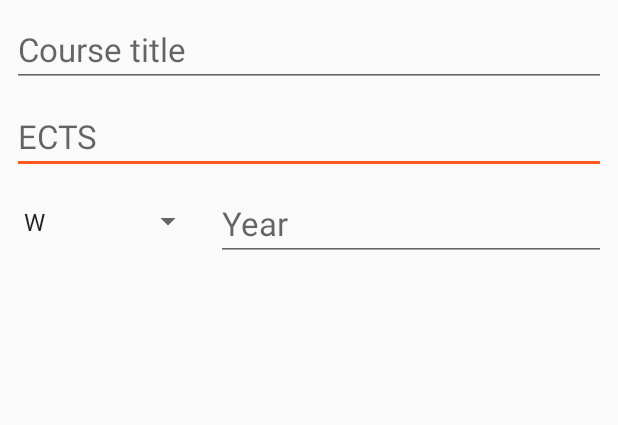
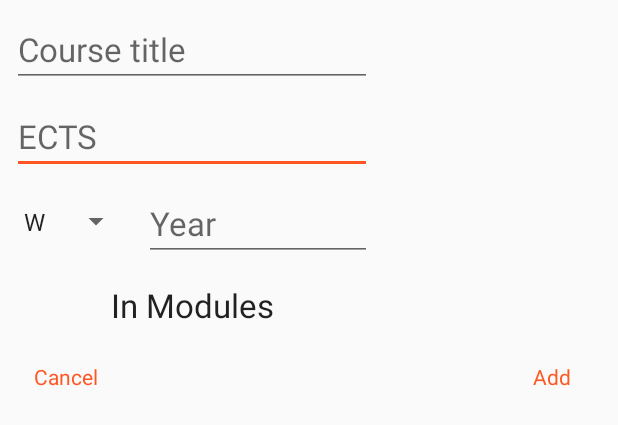
Before and after one commit to mnipshagen/planning_machine, an Android app: the layout unlisted_course.xml on its own in the app's theme, with its tools: preview values and no code run, on a phone screen of 412 x 824 dp. Shown: the top 425 px of the screen. Run offline under Robolectric (Android 15) with nearby library versions, the phone set to English and light mode, and no system bars.

Commit message:
updated db. added possibility for unlisted courses.

```diff
--- a/app/src/main/res/layout/unlisted_course.xml
+++ b/app/src/main/res/layout/unlisted_course.xml
@@ -1,70 +1,94 @@
 <?xml version="1.0" encoding="utf-8"?>
-<android.support.constraint.ConstraintLayout
-    xmlns:android="http://schemas.android.com/apk/res/android"
+<RelativeLayout xmlns:android="http://schemas.android.com/apk/res/android"
     xmlns:app="http://schemas.android.com/apk/res-auto"
     xmlns:tools="http://schemas.android.com/tools"
-    android:layout_width="match_parent"
-    android:layout_height="match_parent">
+    android:layout_width="wrap_content"
+    android:layout_height="wrap_content"
+    tools:layout_editor_absoluteX="9dp"
+    tools:layout_editor_absoluteY="8dp">
+
+    <Spinner
+        android:id="@+id/unknown_spinner"
+        android:layout_marginTop="8dp"
+        android:layout_width="80dp"
+        android:layout_height="47dp"
+        android:layout_marginRight="8dp"
+        android:entries="@array/terms"
+        android:layout_below="@+id/unknown_ECTS"
+        android:layout_alignStart="@+id/unknown_ECTS" />
+
+    <Button
+        android:id="@+id/unknown_butt_add"
+        style="@android:style/Widget.Material.ButtonBar.AlertDialog"
+        android:layout_width="88dp"
+        android:layout_height="wrap_content"
+        android:layout_alignParentEnd="true"
+        android:layout_below="@+id/unknown_butt_modules"
+        android:text="Add"
+        android:textAllCaps="false"
+        android:textColor="@color/colorAccent" />
+
+    <Button
+        android:id="@+id/unknown_butt_cancel"
+        style="@android:style/Widget.Material.ButtonBar.AlertDialog"
+        android:layout_width="88dp"
+        android:layout_height="wrap_content"
+        android:layout_alignParentStart="true"
+        android:layout_below="@+id/unknown_butt_modules"
+        android:text="Cancel"
+        android:textAllCaps="false"
+        android:textColor="@color/colorAccent" />
+
+    <Button
+        android:id="@+id/unknown_butt_modules"
+        style="@android:style/Widget.Material.ButtonBar.AlertDialog"
+        android:layout_width="240dp"
+        android:layout_height="wrap_content"
+        android:layout_alignParentStart="true"
+        android:layout_below="@+id/unknown_spinner"
+        android:layout_marginLeft="8dp"
+        android:layout_marginRight="8dp"
+        android:layout_marginTop="8dp"
+        android:text="In Modules"
+        android:textAppearance="@android:style/TextAppearance.Material.Large" />
 
     <EditText
         android:id="@+id/unknown_ECTS"
-        android:layout_width="0dp"
+        android:layout_width="240dp"
         android:layout_height="wrap_content"
-        android:layout_marginEnd="8dp"
         android:layout_marginLeft="8dp"
         android:layout_marginRight="8dp"
-        android:layout_marginStart="8dp"
         android:layout_marginTop="8dp"
         android:ems="10"
         android:hint="ECTS"
         android:inputType="number"
         android:textAppearance="@android:style/TextAppearance.Material.Large"
-        app:layout_constraintLeft_toLeftOf="parent"
-        app:layout_constraintRight_toRightOf="parent"
-        app:layout_constraintTop_toBottomOf="@+id/unknown_courseTitle" />
+        android:layout_below="@+id/unknown_courseTitle"
+        android:layout_alignParentStart="true" />
 
     <EditText
-        android:id="@+id/unknwon_year"
-        android:layout_width="0dp"
+        android:id="@+id/unknown_courseTitle"
+        android:layout_width="240dp"
         android:layout_height="wrap_content"
         android:layout_marginLeft="8dp"
         android:layout_marginRight="8dp"
         android:layout_marginTop="8dp"
         android:ems="10"
+        android:hint="@string/select_course"
+        android:inputType="text"
+        android:textAppearance="@android:style/TextAppearance.Material.Large"
+        android:layout_alignParentTop="true"
+        android:layout_alignParentStart="true" />
+
+    <EditText
+        android:id="@+id/unknown_year"
+        android:layout_width="152dp"
+        android:layout_height="wrap_content"
+        android:layout_marginTop="8dp"
+        android:ems="10"
         android:hint="Year"
         android:inputType="number"
         android:textAppearance="@android:style/TextAppearance.Material.Large"
-        app:layout_constraintRight_toRightOf="parent"
-        app:layout_constraintTop_toBottomOf="@+id/unknown_ECTS" />
-
-    <EditText
-        android:id="@+id/unknown_courseTitle"
-        android:layout_width="0dp"
-        android:layout_height="wrap_content"
-        android:layout_marginLeft="8dp"
-        android:ems="10"
-        android:hint="@string/select_course"
-        android:inputType="text"
-        android:textAppearance="@android:style/TextAppearance.Material.Large"
-        app:layout_constraintLeft_toLeftOf="parent"
-        app:layout_constraintTop_toTopOf="parent"
-        android:layout_marginTop="8dp"
-        android:layout_marginRight="8dp"
-        app:layout_constraintRight_toRightOf="parent"
-        android:layout_marginStart="8dp"
-        android:layout_marginEnd="8dp" />
-
-    <Spinner
-        android:id="@+id/unknown_spinner"
-        android:layout_width="0dp"
-        android:layout_height="47dp"
-        android:layout_marginLeft="8dp"
-        android:layout_marginTop="8dp"
-        android:entries="@array/terms"
-        app:layout_constraintLeft_toLeftOf="parent"
-        app:layout_constraintTop_toBottomOf="@+id/unknown_ECTS"
-        app:layout_constraintRight_toLeftOf="@+id/unknwon_year"
-        app:layout_constraintHorizontal_bias="0.0"
-        android:layout_marginRight="8dp" />
-
-</android.support.constraint.ConstraintLayout>
+        android:layout_below="@+id/unknown_ECTS"
+        android:layout_alignEnd="@+id/unknown_ECTS" />
+</RelativeLayout>
```
Also changed, not shown: app/src/main/java/com/mnipshagen/planning_machine/Activity_Module.java (+18 -25 lines), app/src/main/java/com/mnipshagen/planning_machine/DataProviding/DataProvider.java (+6 -1 lines), app/src/main/java/com/mnipshagen/planning_machine/Dialogs/addUnlistedCourseDialog.java (+100 -0 lines), app/src/main/assets/databases/planning_machine.db.
